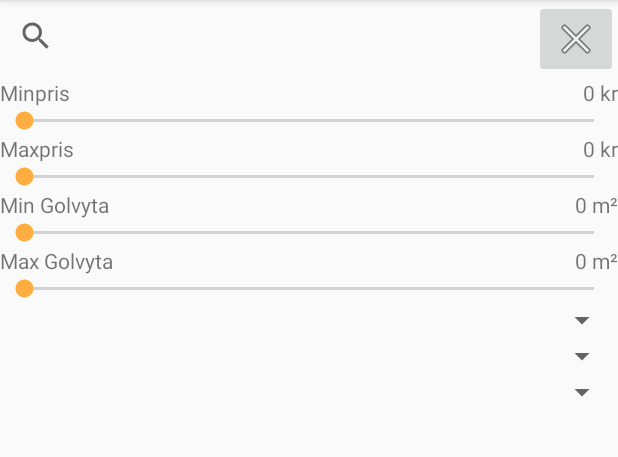
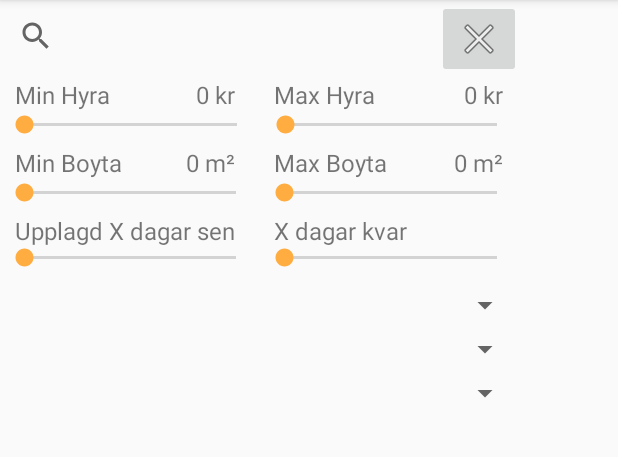
Before and after one commit to Yeetii/ProjektgruppLP4, an Android app: the fragment AdvancedSearchFragment shown on its own in the app's theme, on a phone screen of 412 x 824 dp, the part 84-541 px from its top. Run offline under Robolectric (Android 15) with nearby library versions, the phone set to English and light mode, and no system bars.

Commit message:
Updated Advanced Search .xml.

```diff
--- a/app/src/main/res/layout/advanced_search_fragment.xml
+++ b/app/src/main/res/layout/advanced_search_fragment.xml
@@ -10,9 +10,8 @@
     android:weightSum="1">
 
     <RelativeLayout
-        android:layout_width="match_parent"
-        android:layout_height="match_parent"
-        android:layout_weight="1.05">
+        android:layout_width="347dp"
+        android:layout_height="match_parent">
 
         <ImageButton
             android:id="@+id/cancel"
@@ -28,157 +27,302 @@
             android:layout_width="300dp"
             android:layout_height="wrap_content" />
 
-        <SeekBar
-            android:id="@+id/seekBarMinPrice"
-            android:layout_width="135dp"
-            android:layout_height="wrap_content"
-            android:layout_alignParentEnd="true"
-            android:layout_alignParentStart="true"
-            android:layout_below="@+id/textView4" />
 
         <TextView
-            android:id="@+id/textView4"
+            android:id="@+id/minHyra"
             android:layout_width="wrap_content"
             android:layout_height="wrap_content"
-            android:layout_alignParentStart="true"
+            android:layout_alignStart="@+id/textView9"
             android:layout_below="@+id/cancel"
-            android:text="Minpris" />
+            android:text="Min Hyra"
+            android:textSize="16sp"
+            />
 
         <TextView
             android:id="@+id/textViewMinPrice"
             android:layout_width="wrap_content"
             android:layout_height="wrap_content"
-            android:layout_below="@+id/cancel"
-            android:layout_toStartOf="@+id/textView13"
-            android:text="0" />
+            android:text="0"
+            android:textSize="16sp"
+            android:layout_above="@+id/priceLinearLayout"
+            android:layout_toStartOf="@+id/minKr" />
 
         <TextView
-            android:id="@+id/textView7"
+            android:id="@+id/minKr"
             android:layout_width="wrap_content"
             android:layout_height="wrap_content"
-            android:layout_alignParentStart="true"
-            android:layout_below="@+id/seekBarMinPrice"
-            android:text="Maxpris" />
+            android:text=" kr"
+            android:textSize="16sp"
+            android:layout_above="@+id/priceLinearLayout"
+            android:layout_alignEnd="@+id/textView16" />
+
+        <TextView
+            android:id="@+id/maxHyra"
+            android:layout_width="wrap_content"
+            android:layout_height="wrap_content"
+            android:layout_above="@+id/priceLinearLayout"
+            android:layout_alignStart="@+id/textView11"
+            android:textSize="16sp"
+            android:text="Max Hyra" />
 
         <TextView
             android:id="@+id/textViewMaxPrice"
             android:layout_width="wrap_content"
             android:layout_height="wrap_content"
-            android:layout_alignBaseline="@+id/textView14"
-            android:layout_alignBottom="@+id/textView14"
-            android:layout_toStartOf="@+id/textView14"
+            android:layout_alignBaseline="@+id/maxKr"
+            android:layout_alignBottom="@+id/maxKr"
+            android:layout_toStartOf="@+id/maxKr"
+            android:textSize="16sp"
             android:text="0" />
 
-        <SeekBar
-            android:id="@+id/seekBarMaxPrice"
+        <TextView
+            android:id="@+id/maxKr"
             android:layout_width="wrap_content"
             android:layout_height="wrap_content"
+            android:layout_alignEnd="@+id/textView15"
+            android:layout_below="@+id/cancel"
+            android:textSize="16sp"
+            android:text=" kr" />
+
+        <LinearLayout
+            android:id="@+id/priceLinearLayout"
+            android:layout_width="fill_parent"
+            android:layout_height="wrap_content"
             android:layout_alignParentStart="true"
-            android:layout_below="@+id/textView7"
-            android:layout_alignParentEnd="true" />
+            android:layout_below="@+id/minHyra"
+            android:orientation="horizontal"
+            android:weightSum="2">
+
+            <SeekBar
+                android:id="@+id/seekBarMinPrice"
+                android:layout_width="174dp"
+                android:layout_height="wrap_content"
+                android:layout_alignParentEnd="true"
+                android:layout_alignParentStart="true"
+                android:layout_below="@+id/textView4"
+                android:paddingBottom="5dp" />
+
+            <SeekBar
+                android:id="@+id/seekBarMaxPrice"
+                android:layout_width="match_parent"
+                android:layout_height="wrap_content"
+                android:layout_alignParentEnd="true"
+                android:layout_alignParentStart="true"
+                android:layout_below="@+id/textView7"
+                android:paddingBottom="5dp" />
+
+        </LinearLayout>
+
 
         <TextView
             android:id="@+id/textView9"
             android:layout_width="wrap_content"
             android:layout_height="wrap_content"
-            android:layout_alignParentStart="true"
-            android:layout_below="@+id/seekBarMaxPrice"
-            android:text="Min Golvyta" />
+            android:layout_alignStart="@+id/textView6"
+            android:layout_below="@+id/priceLinearLayout"
+            android:text="Min Boyta"
+            android:textSize="16sp" />
+
 
         <TextView
             android:id="@+id/textViewMinArea"
             android:layout_width="wrap_content"
             android:layout_height="wrap_content"
-            android:layout_alignBaseline="@+id/textView15"
-            android:layout_alignBottom="@+id/textView15"
-            android:layout_toStartOf="@+id/textView15"
-            android:text="0" />
+            android:text="0"
+            android:textSize="16sp"
+            android:layout_below="@+id/priceLinearLayout"
+            android:layout_toStartOf="@+id/textView16" />
 
-        <SeekBar
-            android:id="@+id/seekBarMinArea"
+        <TextView
+            android:id="@+id/textView16"
             android:layout_width="wrap_content"
             android:layout_height="wrap_content"
-            android:layout_alignParentStart="true"
-            android:layout_below="@+id/textView9"
-            android:layout_alignParentEnd="true" />
+            android:text=" m²"
+            android:textSize="16sp"
+            android:layout_alignBaseline="@+id/textViewMinArea"
+            android:layout_alignBottom="@+id/textViewMinArea"
+            android:layout_alignEnd="@+id/textView10" />
 
         <TextView
             android:id="@+id/textView11"
             android:layout_width="wrap_content"
             android:layout_height="wrap_content"
-            android:layout_alignParentStart="true"
-            android:layout_below="@+id/seekBarMinArea"
-            android:text="Max Golvyta" />
+            android:layout_below="@+id/priceLinearLayout"
+            android:layout_marginStart="26dp"
+            android:layout_toEndOf="@+id/textView16"
+            android:text="Max Boyta"
+            android:textSize="16sp" />
 
         <TextView
             android:id="@+id/textViewMaxArea"
             android:layout_width="wrap_content"
             android:layout_height="wrap_content"
-            android:layout_alignBaseline="@+id/textView16"
-            android:layout_alignBottom="@+id/textView16"
-            android:layout_toStartOf="@+id/textView16"
-            android:text="0" />
+            android:layout_below="@+id/priceLinearLayout"
+            android:layout_toStartOf="@+id/textView15"
+            android:text="0"
+            android:textSize="16sp" />
 
-        <SeekBar
-            android:id="@+id/seekBarMaxArea"
+
+        <TextView
+            android:id="@+id/textView15"
             android:layout_width="wrap_content"
             android:layout_height="wrap_content"
-            android:layout_below="@+id/textView11"
+            android:layout_alignBaseline="@+id/textViewMaxArea"
+            android:layout_alignBottom="@+id/textViewMaxArea"
+            android:layout_alignParentEnd="true"
+            android:layout_marginEnd="12dp"
+            android:text=" m²"
+            android:textSize="16sp" />
+
+        <LinearLayout
+            android:id="@+id/areaLinearLayout"
+            android:layout_width="fill_parent"
+            android:layout_height="wrap_content"
             android:layout_alignParentStart="true"
-            android:layout_alignParentEnd="true" />
+            android:layout_below="@+id/textView9"
+            android:orientation="horizontal"
+            android:weightSum="2">
+
+
+            <SeekBar
+                android:id="@+id/seekBarMinArea"
+                android:layout_width="wrap_content"
+                android:layout_height="wrap_content"
+                android:layout_alignParentEnd="true"
+                android:layout_alignParentStart="true"
+                android:layout_below="@+id/textView9"
+                android:layout_weight="1.00"
+                android:paddingBottom="5dp" />
+
+
+            <SeekBar
+                android:id="@+id/seekBarMaxArea"
+                android:layout_width="wrap_content"
+                android:layout_height="wrap_content"
+                android:layout_alignParentEnd="true"
+                android:layout_alignParentStart="true"
+                android:layout_below="@+id/textView11"
+                android:layout_weight="1.00"
+                android:paddingBottom="5dp" />
+
+
+        </LinearLayout>
+
+
+        <TextView
+            android:id="@+id/textView6"
+            android:layout_width="wrap_content"
+            android:layout_height="wrap_content"
+            android:layout_alignParentStart="true"
+            android:layout_below="@+id/areaLinearLayout"
+            android:layout_marginStart="10dp"
+            android:text="Upplagd "
+            android:textSize="16sp" />
+
+        <TextView
+            android:id="@+id/textViewUpploadDate"
+            android:layout_width="wrap_content"
+            android:layout_height="wrap_content"
+            android:layout_alignBaseline="@+id/textView6"
+            android:layout_alignBottom="@+id/textView6"
+            android:layout_marginLeft="0dp"
+            android:layout_toEndOf="@+id/textView6"
+            android:text="X"
+            android:textSize="16sp" />
+
+        <TextView
+            android:id="@+id/textView10"
+            android:layout_width="wrap_content"
+            android:layout_height="wrap_content"
+            android:layout_alignBaseline="@+id/textViewUpploadDate"
+            android:layout_alignBottom="@+id/textViewUpploadDate"
+            android:layout_marginLeft="0dp"
+            android:layout_toEndOf="@+id/textViewUpploadDate"
+            android:text=" dagar sen"
+            android:textSize="16sp" />
+
+        <TextView
+            android:id="@+id/textView19"
+            android:layout_width="wrap_content"
+            android:layout_height="wrap_content"
+            android:layout_alignStart="@+id/textView11"
+            android:layout_below="@+id/areaLinearLayout"
+            android:layout_marginLeft="0dp"
+            android:text="X"
+            android:textSize="16sp" />
+
+        <TextView
+            android:id="@+id/textView18"
+            android:layout_width="wrap_content"
+            android:layout_height="wrap_content"
+            android:layout_alignBaseline="@+id/textView19"
+            android:layout_alignBottom="@+id/textView19"
+            android:layout_marginLeft="0dp"
+            android:layout_toEndOf="@+id/textView19"
+            android:text=" dagar kvar"
+            android:textSize="16sp" />
+
+
+        <LinearLayout
+            android:id="@+id/dateLinearLayout"
+            android:layout_width="fill_parent"
+            android:layout_height="wrap_content"
+            android:layout_alignParentStart="true"
+            android:layout_below="@+id/areaLinearLayout"
+            android:layout_marginTop="18dp"
+            android:orientation="horizontal"
+            android:weightSum="2">
+
+
+            <SeekBar
+                android:id="@+id/seekBarUpploadDate"
+                android:layout_width="wrap_content"
+                android:layout_height="wrap_content"
+                android:layout_alignParentStart="true"
+                android:layout_below="@+id/textView6"
+                android:layout_weight="1.93"
+                android:paddingBottom="5dp"
+                android:paddingTop="2dp" />
+
+            <SeekBar
+                android:id="@+id/seekBarLastApplyDate"
+                android:layout_width="169dp"
+                android:layout_height="wrap_content"
+                android:layout_below="@+id/textView6"
+                android:layout_toEndOf="@+id/textView11"
+                android:layout_weight="0.08"
+                android:paddingBottom="5dp"
+                android:paddingTop="2dp" />
+
+
+        </LinearLayout>
 
         <se.chalmers.projektgrupplp4.studentlivinggbg.MultiSpinner
             android:id="@+id/roomType_spinner"
             android:layout_width="match_parent"
             android:layout_height="wrap_content"
             android:layout_alignParentStart="true"
-            android:layout_below="@+id/seekBarMaxArea" />
+            android:layout_below="@+id/dateLinearLayout"
+            android:layout_marginTop="5dp"
+            android:paddingTop="5dp" />
 
         <se.chalmers.projektgrupplp4.studentlivinggbg.MultiSpinner
             android:id="@+id/areas_spinner"
             android:layout_width="match_parent"
             android:layout_height="wrap_content"
             android:layout_alignParentStart="true"
-            android:layout_below="@+id/roomType_spinner" />
+            android:layout_below="@+id/roomType_spinner"
+            android:layout_marginTop="5dp"
+            android:paddingTop="5dp" />
 
         <se.chalmers.projektgrupplp4.studentlivinggbg.MultiSpinner
             android:id="@+id/landlord_spinner"
             android:layout_width="match_parent"
             android:layout_height="wrap_content"
+            android:layout_alignParentStart="true"
             android:layout_below="@+id/areas_spinner"
-            android:layout_alignParentStart="true" />
-
-        <TextView
-            android:id="@+id/textView13"
-            android:layout_width="wrap_content"
-            android:layout_height="wrap_content"
-            android:layout_alignParentEnd="true"
-            android:layout_below="@+id/cancel"
-            android:text=" kr" />
-
-        <TextView
-            android:id="@+id/textView14"
-            android:layout_width="wrap_content"
-            android:layout_height="wrap_content"
-            android:text=" kr"
-            android:layout_below="@+id/seekBarMinPrice"
-            android:layout_alignParentEnd="true" />
-
-        <TextView
-            android:id="@+id/textView15"
-            android:layout_width="wrap_content"
-            android:layout_height="wrap_content"
-            android:layout_alignParentEnd="true"
-            android:layout_below="@+id/seekBarMaxPrice"
-            android:text=" m²" />
-
-        <TextView
-            android:id="@+id/textView16"
-            android:layout_width="wrap_content"
-            android:layout_height="wrap_content"
-            android:layout_alignParentEnd="true"
-            android:layout_below="@+id/seekBarMinArea"
-            android:text=" m²" />
+            android:layout_marginTop="5dp"
+            android:paddingTop="5dp" />
 
 
     </RelativeLayout>
```
